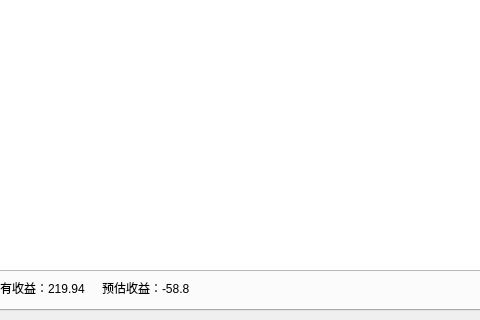
Qt form ui/fundViewForm.ui (xuzhonglin/FundView) before a commit; both pictures show x 157 to 637 and y 280 to 600 of the 960 by 600 pixel window.
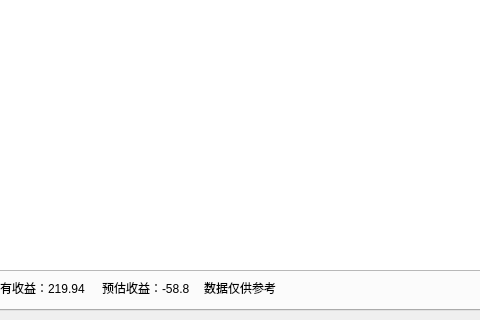
The same form after that commit. Icons and pictures are not drawn. Custom widgets are drawn as their Qt base class.

Diff of the .ui file:
```diff
--- a/ui/fundViewForm.ui
+++ b/ui/fundViewForm.ui
@@ -111,6 +111,13 @@
               </property>
              </widget>
             </item>
+            <item>
+             <widget class="QLabel" name="label_6">
+              <property name="text">
+               <string>数据仅供参考</string>
+              </property>
+             </widget>
+            </item>
             <item>
              <spacer name="horizontalSpacer_3">
               <property name="orientation">
```
